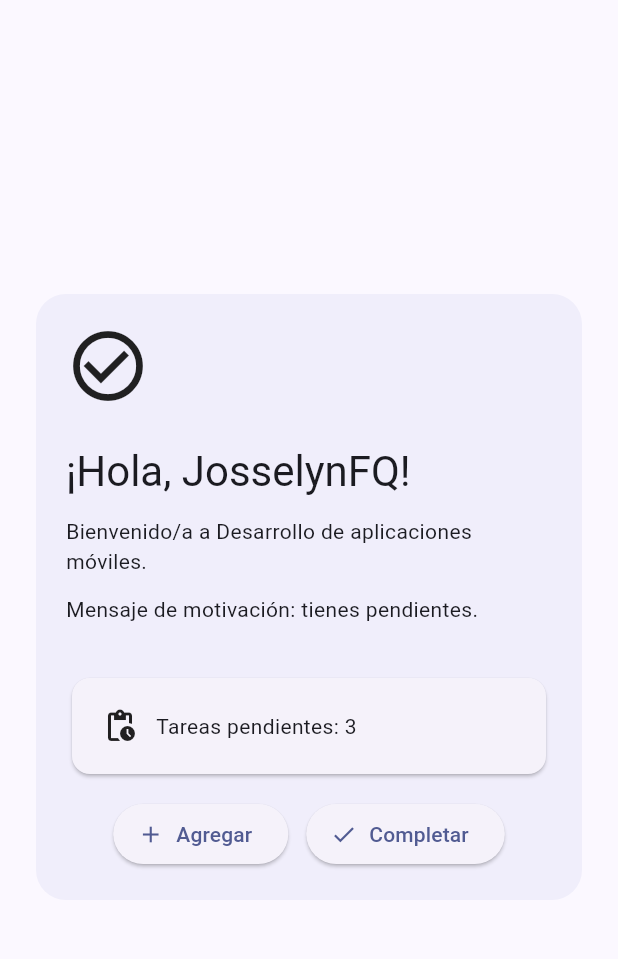
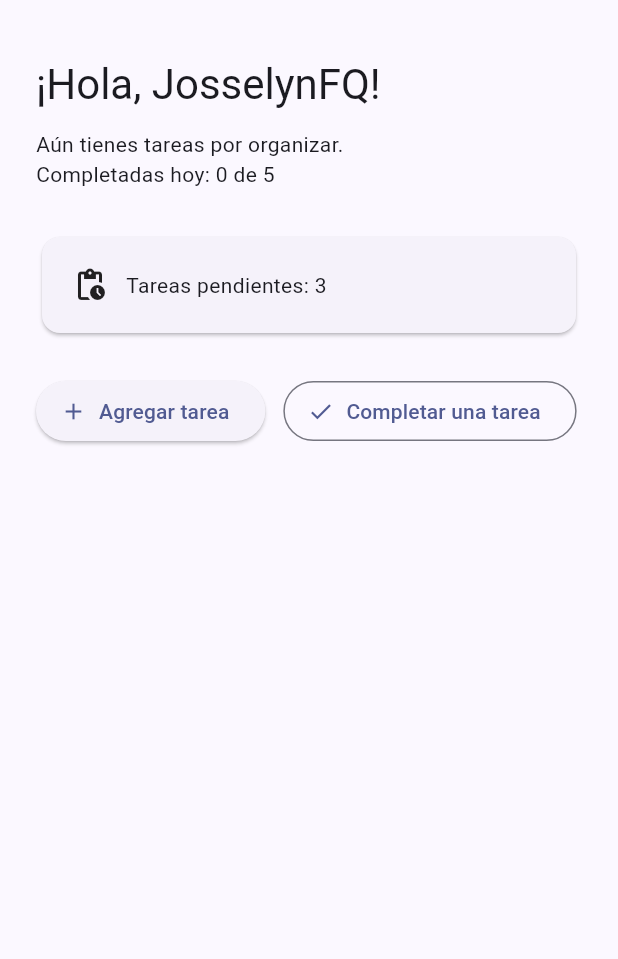
Before and after one commit to JossyFQ/TaskFlow, a Flutter app: the screen it shows after launch, on a phone screen of 412 x 824 dp, the part 63-1022 px from its top. Run offline on Flutter 3.47's test engine with Material 3 defaults, Android fonts, the phone set to English and light mode, and no system bars.

Commit message:
feat: agregar estado de tareas - Semana 1 Sesion 2

```diff
--- a/lib/main.dart
+++ b/lib/main.dart
@@ -30,57 +30,50 @@ class WelcomeScreen extends StatefulWidget {
 
 class _WelcomeScreenState extends State<WelcomeScreen> {
   final String studentName = 'JosselynFQ';
+  static const dailyGoal = 5;
+  int completedTasks = 0;
   int pendingTasks = 3;
-  final String courseName = 'Desarrollo de aplicaciones móviles';
-  final String motivationalMessage = 'tienes pendientes';
 
-  void addTask() {
+  void _completeTask() {
+    if (pendingTasks == 0) {
+      return;
+    }
+
+    setState(() {
+      pendingTasks--;
+      if (completedTasks < dailyGoal) {
+        completedTasks++;
+      }
+    });
+  }
+
+  void _addTask() {
     setState(() {
       pendingTasks++;
     });
   }
 
-  void completeTask() {
-    if (pendingTasks == 0) return;
-    setState(() {
-      pendingTasks--;
-    });
-  }
-
   @override
   Widget build(BuildContext context) {
-    /*  const studentName = 'JosselynFQ';
-    const pendingTasks = 3;
-    const courseName = 'Desarrollo de aplicaciones móviles';
-    const motivationalMessage = 'tienes pendientes';*/
+    final statusMessage = pendingTasks == 0
+        ? '¡Excelente! No tienes tareas pendientes.'
+        : 'Aún tienes tareas por organizar.';
 
     return Scaffold(
       appBar: AppBar(title: const Text('TaskFlow'), centerTitle: true),
-      body: Center(
-        child: Padding(
+      body: Padding(
         padding: const EdgeInsets.all(24),
-          child: Container(
-            width: double.infinity,
-            padding: const EdgeInsets.all(20),
-            decoration: BoxDecoration(
-              color: Colors.indigo.withValues(alpha: 0.06),
-              borderRadius: BorderRadius.circular(20),
-            ),
         child: Column(
-              mainAxisSize: MainAxisSize.min,
           crossAxisAlignment: CrossAxisAlignment.start,
           children: [
-                const Icon(Icons.check_circle_outline, size: 56),
-                const SizedBox(height: 24),
             Text(
               '¡Hola, $studentName!',
               style: Theme.of(context).textTheme.headlineMedium,
             ),
             const SizedBox(height: 12),
-                Text('Bienvenido/a a $courseName.'),
-                const SizedBox(height: 12),
-                Text('Mensaje de motivación: $motivationalMessage.'),
-                const SizedBox(height: 32),
+            Text(statusMessage),
+            Text('Completadas hoy: $completedTasks de $dailyGoal'),
+            const SizedBox(height: 28),
             Card(
               child: Padding(
                 padding: const EdgeInsets.all(20),
@@ -88,35 +81,30 @@ class _WelcomeScreenState extends State<WelcomeScreen> {
                   children: [
                     const Icon(Icons.pending_actions),
                     const SizedBox(width: 12),
-                        Expanded(
-                          child: Text('Tareas pendientes: $pendingTasks'),
-                        ),
+                    Text('Tareas pendientes: $pendingTasks'),
                   ],
                 ),
               ),
             ),
-                const SizedBox(height: 12),
-                Row(
-                  mainAxisAlignment: MainAxisAlignment.center,
+            const SizedBox(height: 24),
+            Wrap(
+              spacing: 12,
               children: [
                 ElevatedButton.icon(
-                      onPressed: addTask,
+                  onPressed: _addTask,
                   icon: const Icon(Icons.add),
-                      label: const Text('Agregar'),
+                  label: const Text('Agregar tarea'),
                 ),
-                    const SizedBox(width: 12),
-                    ElevatedButton.icon(
-                      onPressed: completeTask,
-                      icon: const Icon(Icons.check),
-                      label: const Text('Completar'),
+                OutlinedButton.icon(
+                  onPressed: pendingTasks == 0 ? null : _completeTask,
+                  icon: const Icon(Icons.done),
+                  label: const Text('Completar una tarea'),
                 ),
               ],
             ),
           ],
         ),
       ),
-        ),
-      ),
     );
   }
 }
```
Lines whose indentation alone changed are shown as unchanged.
